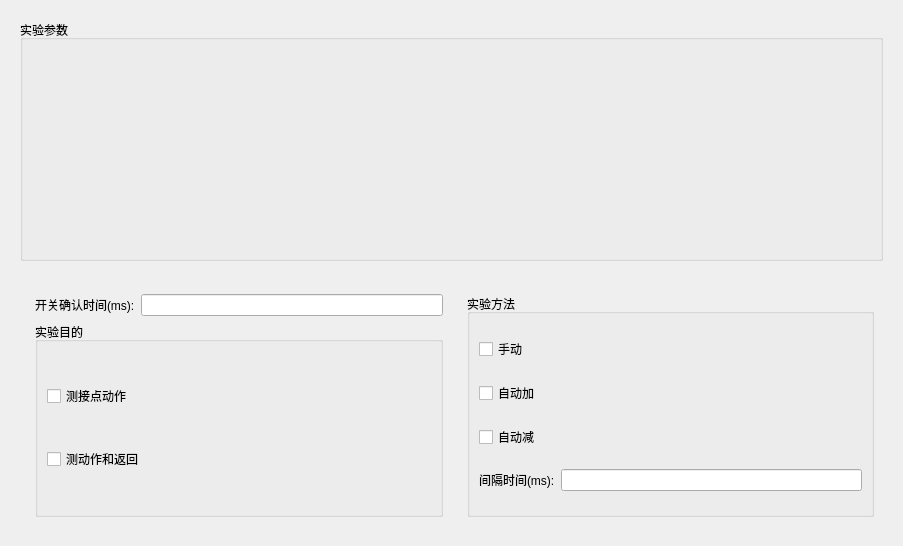
Before: the Qt Designer form energy/ui/test02/ui_002.ui in AgueroZzz/Electric-energy-detection, drawn with Qt 5.
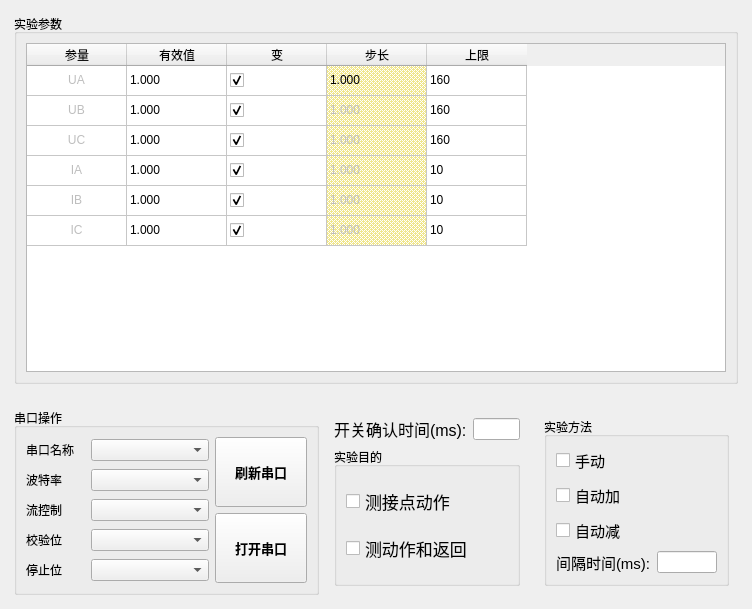
After: the same form once the commit is applied.

Commit message: test03修改

```diff
--- a/energy/ui/test02/ui_002.ui
+++ b/energy/ui/test02/ui_002.ui
@@ -6,22 +6,389 @@
    <rect>
     <x>0</x>
     <y>0</y>
-    <width>903</width>
-    <height>546</height>
+    <width>752</width>
+    <height>609</height>
    </rect>
   </property>
   <property name="windowTitle">
    <string>Form</string>
   </property>
-  <layout class="QVBoxLayout" name="all_layout">
+  <layout class="QVBoxLayout" name="verticalLayout_2" stretch="2,1">
+   <property name="sizeConstraint">
+    <enum>QLayout::SetNoConstraint</enum>
+   </property>
+   <property name="leftMargin">
+    <number>5</number>
+   </property>
+   <property name="topMargin">
+    <number>5</number>
+   </property>
+   <property name="rightMargin">
+    <number>5</number>
+   </property>
+   <property name="bottomMargin">
+    <number>5</number>
+   </property>
    <item>
     <widget class="QWidget" name="widget" native="true">
      <layout class="QVBoxLayout" name="verticalLayout_6">
+      <property name="spacing">
+       <number>3</number>
+      </property>
       <item>
        <widget class="QGroupBox" name="gp_table">
         <property name="title">
          <string>实验参数</string>
         </property>
+        <layout class="QHBoxLayout" name="horizontalLayout_2">
+         <item>
+          <widget class="QTableWidget" name="test_table">
+           <property name="gridStyle">
+            <enum>Qt::SolidLine</enum>
+           </property>
+           <property name="rowCount">
+            <number>6</number>
+           </property>
+           <attribute name="horizontalHeaderStretchLastSection">
+            <bool>false</bool>
+           </attribute>
+           <attribute name="verticalHeaderVisible">
+            <bool>false</bool>
+           </attribute>
+           <attribute name="verticalHeaderCascadingSectionResizes">
+            <bool>false</bool>
+           </attribute>
+           <attribute name="verticalHeaderHighlightSections">
+            <bool>true</bool>
+           </attribute>
+           <attribute name="verticalHeaderShowSortIndicator" stdset="0">
+            <bool>false</bool>
+           </attribute>
+           <attribute name="verticalHeaderStretchLastSection">
+            <bool>false</bool>
+           </attribute>
+           <row/>
+           <row/>
+           <row/>
+           <row/>
+           <row/>
+           <row/>
+           <column>
+            <property name="text">
+             <string>参量</string>
+            </property>
+           </column>
+           <column>
+            <property name="text">
+             <string>有效值</string>
+            </property>
+           </column>
+           <column>
+            <property name="text">
+             <string>变</string>
+            </property>
+           </column>
+           <column>
+            <property name="text">
+             <string>步长</string>
+            </property>
+           </column>
+           <column>
+            <property name="text">
+             <string>上限</string>
+            </property>
+           </column>
+           <item row="0" column="0">
+            <property name="text">
+             <string>UA</string>
+            </property>
+            <property name="textAlignment">
+             <set>AlignCenter</set>
+            </property>
+            <property name="flags">
+             <set>ItemIsSelectable|ItemIsEditable|ItemIsDragEnabled|ItemIsDropEnabled</set>
+            </property>
+           </item>
+           <item row="0" column="1">
+            <property name="text">
+             <string>1.000</string>
+            </property>
+           </item>
+           <item row="0" column="2">
+            <property name="text">
+             <string/>
+            </property>
+            <property name="textAlignment">
+             <set>AlignCenter</set>
+            </property>
+            <property name="checkState">
+             <enum>Checked</enum>
+            </property>
+           </item>
+           <item row="0" column="3">
+            <property name="text">
+             <string>1.000</string>
+            </property>
+            <property name="background">
+             <brush brushstyle="Dense3Pattern">
+              <color alpha="255">
+               <red>240</red>
+               <green>230</green>
+               <blue>140</blue>
+              </color>
+             </brush>
+            </property>
+            <property name="foreground">
+             <brush brushstyle="Dense6Pattern">
+              <color alpha="255">
+               <red>0</red>
+               <green>0</green>
+               <blue>0</blue>
+              </color>
+             </brush>
+            </property>
+            <property name="flags">
+             <set>ItemIsSelectable|ItemIsEditable|ItemIsDragEnabled|ItemIsDropEnabled</set>
+            </property>
+           </item>
+           <item row="0" column="4">
+            <property name="text">
+             <string>160</string>
+            </property>
+           </item>
+           <item row="1" column="0">
+            <property name="text">
+             <string>UB</string>
+            </property>
+            <property name="textAlignment">
+             <set>AlignCenter</set>
+            </property>
+            <property name="flags">
+             <set>ItemIsSelectable|ItemIsEditable|ItemIsDragEnabled|ItemIsDropEnabled</set>
+            </property>
+           </item>
+           <item row="1" column="1">
+            <property name="text">
+             <string>1.000</string>
+            </property>
+           </item>
+           <item row="1" column="2">
+            <property name="text">
+             <string/>
+            </property>
+            <property name="checkState">
+             <enum>Checked</enum>
+            </property>
+           </item>
+           <item row="1" column="3">
+            <property name="text">
+             <string>1.000</string>
+            </property>
+            <property name="background">
+             <brush brushstyle="Dense3Pattern">
+              <color alpha="255">
+               <red>240</red>
+               <green>230</green>
+               <blue>140</blue>
+              </color>
+             </brush>
+            </property>
+            <property name="flags">
+             <set>ItemIsSelectable|ItemIsEditable|ItemIsDragEnabled|ItemIsDropEnabled</set>
+            </property>
+           </item>
+           <item row="1" column="4">
+            <property name="text">
+             <string>160</string>
+            </property>
+           </item>
+           <item row="2" column="0">
+            <property name="text">
+             <string>UC</string>
+            </property>
+            <property name="textAlignment">
+             <set>AlignCenter</set>
+            </property>
+            <property name="flags">
+             <set>ItemIsSelectable|ItemIsEditable|ItemIsDragEnabled|ItemIsDropEnabled</set>
+            </property>
+           </item>
+           <item row="2" column="1">
+            <property name="text">
+             <string>1.000</string>
+            </property>
+           </item>
+           <item row="2" column="2">
+            <property name="text">
+             <string/>
+            </property>
+            <property name="checkState">
+             <enum>Checked</enum>
+            </property>
+           </item>
+           <item row="2" column="3">
+            <property name="text">
+             <string>1.000</string>
+            </property>
+            <property name="background">
+             <brush brushstyle="Dense3Pattern">
+              <color alpha="255">
+               <red>240</red>
+               <green>230</green>
+               <blue>140</blue>
+              </color>
+             </brush>
+            </property>
+            <property name="flags">
+             <set>ItemIsSelectable|ItemIsEditable|ItemIsDragEnabled|ItemIsDropEnabled</set>
+            </property>
+           </item>
+           <item row="2" column="4">
+            <property name="text">
+             <string>160</string>
+            </property>
+           </item>
+           <item row="3" column="0">
+            <property name="text">
+             <string>IA</string>
+            </property>
+            <property name="textAlignment">
+             <set>AlignCenter</set>
+            </property>
+            <property name="flags">
+             <set>ItemIsSelectable|ItemIsEditable|ItemIsDragEnabled|ItemIsDropEnabled</set>
+            </property>
+           </item>
+           <item row="3" column="1">
+            <property name="text">
+             <string>1.000</string>
+            </property>
+           </item>
+           <item row="3" column="2">
+            <property name="text">
+             <string/>
+            </property>
+            <property name="checkState">
+             <enum>Checked</enum>
+            </property>
+           </item>
+           <item row="3" column="3">
+            <property name="text">
+             <string>1.000</string>
+            </property>
+            <property name="background">
+             <brush brushstyle="Dense3Pattern">
+              <color alpha="255">
+               <red>240</red>
+               <green>230</green>
+               <blue>140</blue>
+              </color>
+             </brush>
+            </property>
+            <property name="flags">
+             <set>ItemIsSelectable|ItemIsEditable|ItemIsDragEnabled|ItemIsDropEnabled</set>
+            </property>
+           </item>
+           <item row="3" column="4">
+            <property name="text">
+             <string>10</string>
+            </property>
+           </item>
+           <item row="4" column="0">
+            <property name="text">
+             <string>IB</string>
+            </property>
+            <property name="textAlignment">
+             <set>AlignCenter</set>
+            </property>
+            <property name="flags">
+             <set>ItemIsSelectable|ItemIsEditable|ItemIsDragEnabled|ItemIsDropEnabled</set>
+            </property>
+           </item>
+           <item row="4" column="1">
+            <property name="text">
+             <string>1.000</string>
+            </property>
+           </item>
+           <item row="4" column="2">
+            <property name="text">
+             <string/>
+            </property>
+            <property name="checkState">
+             <enum>Checked</enum>
+            </property>
+           </item>
+           <item row="4" column="3">
+            <property name="text">
+             <string>1.000</string>
+            </property>
+            <property name="background">
+             <brush brushstyle="Dense3Pattern">
+              <color alpha="255">
+               <red>240</red>
+               <green>230</green>
+               <blue>140</blue>
+              </color>
+             </brush>
+            </property>
+            <property name="flags">
+             <set>ItemIsSelectable|ItemIsEditable|ItemIsDragEnabled|ItemIsDropEnabled</set>
+            </property>
+           </item>
+           <item row="4" column="4">
+            <property name="text">
+             <string>10</string>
+            </property>
+           </item>
+           <item row="5" column="0">
+            <property name="text">
+             <string>IC</string>
+            </property>
+            <property name="textAlignment">
+             <set>AlignCenter</set>
+            </property>
+            <property name="flags">
+             <set>ItemIsSelectable|ItemIsEditable|ItemIsDragEnabled|ItemIsDropEnabled</set>
+            </property>
+           </item>
+           <item row="5" column="1">
+            <property name="text">
+             <string>1.000</string>
+            </property>
+           </item>
+           <item row="5" column="2">
+            <property name="text">
+             <string/>
+            </property>
+            <property name="checkState">
+             <enum>Checked</enum>
+            </property>
+           </item>
+           <item row="5" column="3">
+            <property name="text">
+             <string>1.000</string>
+            </property>
+            <property name="background">
+             <brush brushstyle="Dense3Pattern">
+              <color alpha="255">
+               <red>240</red>
+               <green>230</green>
+               <blue>140</blue>
+              </color>
+             </brush>
+            </property>
+            <property name="flags">
+             <set>ItemIsSelectable|ItemIsEditable|ItemIsDragEnabled|ItemIsDropEnabled</set>
+            </property>
+           </item>
+           <item row="5" column="4">
+            <property name="text">
+             <string>10</string>
+            </property>
+           </item>
+          </widget>
+         </item>
+        </layout>
        </widget>
       </item>
      </layout>
@@ -29,9 +396,143 @@
    </item>
    <item>
     <widget class="QWidget" name="widget_2" native="true">
-     <layout class="QHBoxLayout" name="horizontalLayout">
+     <layout class="QHBoxLayout" name="horizontalLayout" stretch="3,2,2">
       <item>
-       <widget class="QWidget" name="serial_widget" native="true"/>
+       <widget class="QGroupBox" name="groupBox">
+        <property name="title">
+         <string>串口操作</string>
+        </property>
+        <layout class="QHBoxLayout" name="horizontalLayout_10" stretch="2,1">
+         <item>
+          <layout class="QVBoxLayout" name="verticalLayout_3">
+           <item>
+            <layout class="QHBoxLayout" name="horizontalLayout_3" stretch="1,2">
+             <item>
+              <widget class="QLabel" name="label">
+               <property name="text">
+                <string>串口名称</string>
+               </property>
+              </widget>
+             </item>
+             <item>
+              <widget class="QComboBox" name="cb_serial_name"/>
+             </item>
+            </layout>
+           </item>
+           <item>
+            <layout class="QHBoxLayout" name="horizontalLayout_6" stretch="1,2">
+             <item>
+              <widget class="QLabel" name="label_2">
+               <property name="text">
+                <string>波特率</string>
+               </property>
+              </widget>
+             </item>
+             <item>
+              <widget class="QComboBox" name="cb_baudrate"/>
+             </item>
+            </layout>
+           </item>
+           <item>
+            <layout class="QHBoxLayout" name="horizontalLayout_7" stretch="1,2">
+             <item>
+              <widget class="QLabel" name="label_5">
+               <property name="text">
+                <string>流控制</string>
+               </property>
+              </widget>
+             </item>
+             <item>
+              <widget class="QComboBox" name="cb_flow"/>
+             </item>
+            </layout>
+           </item>
+           <item>
+            <layout class="QHBoxLayout" name="horizontalLayout_8" stretch="1,2">
+             <item>
+              <widget class="QLabel" name="label_6">
+               <property name="text">
+                <string>校验位</string>
+               </property>
+              </widget>
+             </item>
+             <item>
+              <widget class="QComboBox" name="cb_parity"/>
+             </item>
+            </layout>
+           </item>
+           <item>
+            <layout class="QHBoxLayout" name="horizontalLayout_9" stretch="1,2">
+             <item>
+              <widget class="QLabel" name="label_7">
+               <property name="text">
+                <string>停止位</string>
+               </property>
+              </widget>
+             </item>
+             <item>
+              <widget class="QComboBox" name="cb_stop"/>
+             </item>
+            </layout>
+           </item>
+          </layout>
+         </item>
+         <item>
+          <layout class="QVBoxLayout" name="verticalLayout" stretch="1,1">
+           <item>
+            <widget class="QPushButton" name="btn_open_serial">
+             <property name="sizePolicy">
+              <sizepolicy hsizetype="Minimum" vsizetype="Minimum">
+               <horstretch>0</horstretch>
+               <verstretch>0</verstretch>
+              </sizepolicy>
+             </property>
+             <property name="minimumSize">
+              <size>
+               <width>40</width>
+               <height>40</height>
+              </size>
+             </property>
+             <property name="font">
+              <font>
+               <pointsize>10</pointsize>
+               <bold>true</bold>
+              </font>
+             </property>
+             <property name="text">
+              <string>刷新串口</string>
+             </property>
+            </widget>
+           </item>
+           <item>
+            <widget class="QPushButton" name="btn_stop_serial">
+             <property name="sizePolicy">
+              <sizepolicy hsizetype="Minimum" vsizetype="Minimum">
+               <horstretch>0</horstretch>
+               <verstretch>0</verstretch>
+              </sizepolicy>
+             </property>
+             <property name="minimumSize">
+              <size>
+               <width>40</width>
+               <height>40</height>
+              </size>
+             </property>
+             <property name="font">
+              <font>
+               <pointsize>10</pointsize>
+               <bold>true</bold>
+              </font>
+             </property>
+             <property name="text">
+              <string>打开串口</string>
+             </property>
+            </widget>
+           </item>
+          </layout>
+         </item>
+        </layout>
+       </widget>
       </item>
       <item>
        <widget class="QWidget" name="widget_4" native="true">
@@ -40,6 +541,11 @@
           <layout class="QHBoxLayout" name="horizontalLayout_4">
            <item>
             <widget class="QLabel" name="label_3">
+             <property name="font">
+              <font>
+               <pointsize>12</pointsize>
+              </font>
+             </property>
              <property name="text">
               <string>开关确认时间(ms):</string>
              </property>
@@ -58,6 +564,11 @@
            <layout class="QVBoxLayout" name="verticalLayout_9">
             <item>
              <widget class="QCheckBox" name="cb_goal_action">
+              <property name="font">
+               <font>
+                <pointsize>13</pointsize>
+               </font>
+              </property>
               <property name="text">
                <string>测接点动作</string>
               </property>
@@ -65,6 +576,11 @@
             </item>
             <item>
              <widget class="QCheckBox" name="cb_goal_back">
+              <property name="font">
+               <font>
+                <pointsize>13</pointsize>
+               </font>
+              </property>
               <property name="text">
                <string>测动作和返回</string>
               </property>
@@ -87,6 +603,11 @@
            <layout class="QVBoxLayout" name="verticalLayout_8">
             <item>
              <widget class="QCheckBox" name="cb_method_manual">
+              <property name="font">
+               <font>
+                <pointsize>11</pointsize>
+               </font>
+              </property>
               <property name="text">
                <string>手动</string>
               </property>
@@ -94,6 +615,11 @@
             </item>
             <item>
              <widget class="QCheckBox" name="cb_method_auto_up">
+              <property name="font">
+               <font>
+                <pointsize>11</pointsize>
+               </font>
+              </property>
               <property name="text">
                <string>自动加</string>
               </property>
@@ -101,6 +627,11 @@
             </item>
             <item>
              <widget class="QCheckBox" name="cb_method_auto_dowm">
+              <property name="font">
+               <font>
+                <pointsize>11</pointsize>
+               </font>
+              </property>
               <property name="text">
                <string>自动减</string>
               </property>
@@ -110,6 +641,11 @@
              <layout class="QHBoxLayout" name="horizontalLayout_5">
               <item>
                <widget class="QLabel" name="label_4">
+                <property name="font">
+                 <font>
+                  <pointsize>11</pointsize>
+                 </font>
+                </property>
                 <property name="text">
                  <string>间隔时间(ms):</string>
                 </property>
```
The commit also changes 15 other files.
